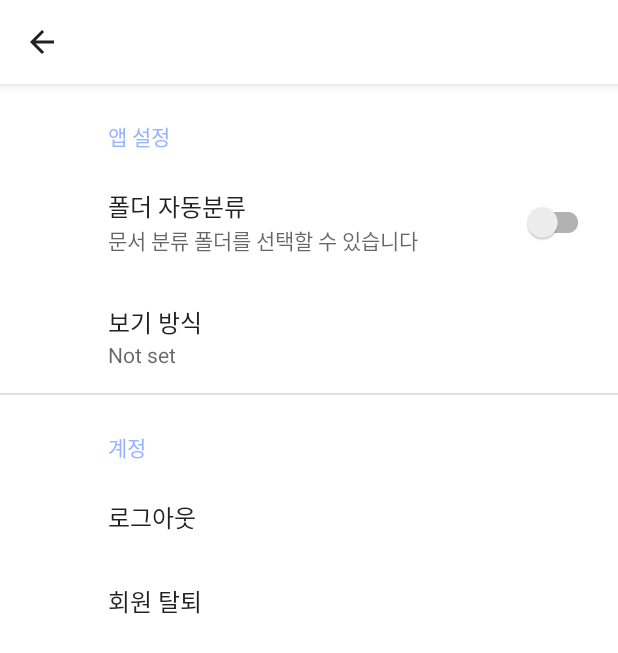
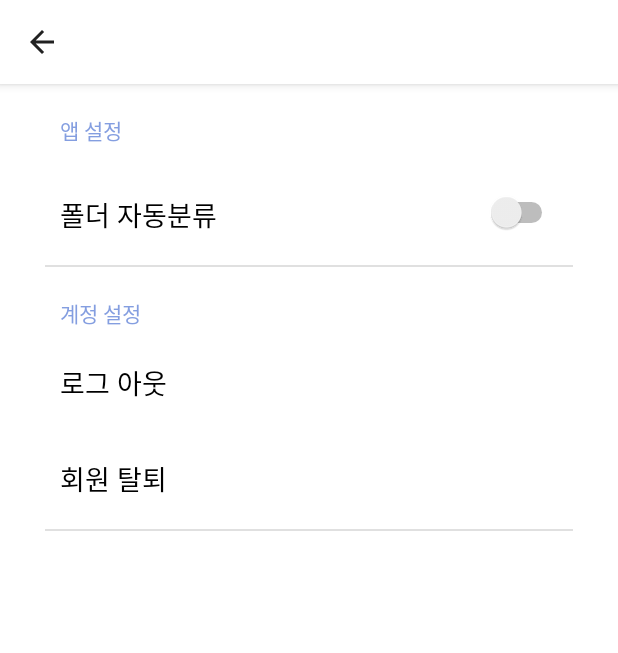
Before and after one commit to jinhaaya/Sorap, an Android app: the MainActivity screen opened directly, with no data from a screen before it, after a tap on "setting", on a phone screen of 412 x 824 dp. Shown: the top 653 px of the screen. Run offline under Robolectric (Android 15) with nearby library versions, the phone set to English and light mode, and no system bars; our stand-ins replace androidx.preference.

Commit message:
temp icon

```diff
--- a/app/src/main/java/com/example/sorap/GridViewAdapter.kt
+++ b/app/src/main/java/com/example/sorap/GridViewAdapter.kt
@@ -5,14 +5,14 @@ import android.view.View
 import android.view.ViewGroup
 import android.widget.Toast
 import androidx.recyclerview.widget.RecyclerView
-import kotlinx.android.synthetic.main.list_grid_view.view.*
+import kotlinx.android.synthetic.main.temp_element.view.*
 
 class GridViewAdapter(var list: ArrayList<String>): RecyclerView.Adapter<GridViewAdapter.GridAdapter>() {
 
     class GridAdapter(val layout: View): RecyclerView.ViewHolder(layout)
 
     override fun onCreateViewHolder(parent: ViewGroup, viewType: Int): GridAdapter {
-        var view = LayoutInflater.from(parent.context).inflate(R.layout.list_grid_view, parent, false)
+        var view = LayoutInflater.from(parent.context).inflate(R.layout.temp_element, parent, false)
 
         return GridAdapter(view)
     }
--- a/app/src/main/java/com/example/sorap/HorizontalViewAdapter.kt
+++ b/app/src/main/java/com/example/sorap/HorizontalViewAdapter.kt
@@ -6,14 +6,14 @@ import android.view.View
 import android.view.ViewGroup
 import android.widget.Toast
 import androidx.recyclerview.widget.RecyclerView
-import kotlinx.android.synthetic.main.list_grid_view.view.*
+import kotlinx.android.synthetic.main.temp_element.view.*
 
 class HorizontalViewAdapter(var list: ArrayList<String>):  RecyclerView.Adapter<HorizontalViewAdapter.ListAdapter>(){
 
     class ListAdapter(val layout: View): RecyclerView.ViewHolder(layout)
 
     override fun onCreateViewHolder(parent: ViewGroup, viewType: Int): ListAdapter {
-        return ListAdapter(LayoutInflater.from(parent.context).inflate(R.layout.list_grid_view, parent, false))
+        return ListAdapter(LayoutInflater.from(parent.context).inflate(R.layout.temp_element, parent, false))
     }
 
     override fun onBindViewHolder(holder: ListAdapter, position: Int) {
--- a/app/src/main/java/com/example/sorap/MainActivity.kt
+++ b/app/src/main/java/com/example/sorap/MainActivity.kt
@@ -27,9 +27,9 @@ import kotlinx.android.synthetic.main.activity_main.*
 
 class MainActivity : AppCompatActivity() {
 
-    //lateinit var view_type
-    //lateinit var sort_type
-
+    var cur_sort_type = 0   // 0 : 날짜순, 1 : 이름순
+    var cur_view_type = 0   // 0 : Grid, 1: Horizontal
+    var auto_classify = 0   // 0 : 사용자 선택 폴더 분류, 1 : 자동 폴더 분류
 
     @Suppress("DEPRECATION")
     @SuppressLint("UseSupportActionBar", "ResourceAsColor")
@@ -60,7 +60,12 @@ class MainActivity : AppCompatActivity() {
         val uri : Uri = Uri.EMPTY
         fab1.setOnClickListener{
             // 파일 open
-        openFile()
+            openFile()
+            // TODO - 파일업로드, 폴더 확인
+            var directory_name = ""
+            if(auto_classify == 1){
+                var user_directory_name = ""
+            }
         }
 
         // sort, view 버튼
@@ -68,8 +73,8 @@ class MainActivity : AppCompatActivity() {
         val a = this.getSharedPreferences("view_type", Context.MODE_PRIVATE)
         R.xml.setting_preferences
         test.text = a.toString()
-        var cur_sort_type = 0   // 0 : 날짜순, 1 : 이름순
-        var cur_view_type = 0   // 0 : Grid, 1: Horizontal
+        //var cur_sort_type = 0   // 0 : 날짜순, 1 : 이름순
+        //var cur_view_type = 0   // 0 : Grid, 1: Horizontal
         if (cur_sort_type == 0) sort_type.setImageResource(R.drawable.ic_baseline_calendar)
         else sort_type.setImageResource(R.drawable.ic_baseline_abc)
         if (cur_view_type == 0) view_type.setImageResource(R.drawable.ic_baseline_grid)
@@ -139,6 +144,9 @@ class MainActivity : AppCompatActivity() {
         when(item.itemId){
             R.id.action_setting->{
                 val intent_setting = Intent(this, SettingActivity::class.java)
+                intent_setting.putExtra("sort_type", cur_sort_type)
+                intent_setting.putExtra("view_type", cur_view_type)
+                intent_setting.putExtra("auto_classify", auto_classify)
                 startActivity(intent_setting)
                 overridePendingTransition(R.xml.in_left, R.xml.out_left)
             }
--- a/app/src/main/java/com/example/sorap/SettingActivity.kt
+++ b/app/src/main/java/com/example/sorap/SettingActivity.kt
@@ -2,26 +2,39 @@ package com.example.sorap
 
 import android.os.Bundle
 import android.view.MenuItem
+import android.widget.CompoundButton
 import androidx.appcompat.app.AppCompatActivity
-import androidx.preference.Preference
 import androidx.preference.PreferenceFragmentCompat
+import com.example.sorap.databinding.ActivityMainBinding
 import kotlinx.android.synthetic.main.activity_setting.*
+import kotlinx.android.synthetic.main.activity_signup.*
+
 
 class SettingActivity : AppCompatActivity(){
 
     override fun onCreate(savedInstanceState: Bundle?) {
         super.onCreate(savedInstanceState)
         setContentView(R.layout.activity_setting)
-        if (savedInstanceState == null) {
-            supportFragmentManager
-                .beginTransaction()
-                .replace(R.id.settings, SettingsFragment())
-                .commit()
-        }
+
+        var sort_type = intent.getStringExtra("sort_type")
+        var view_type  = intent.getStringExtra("view_type")
+        var auto_classify  = intent.getStringExtra("auto_classify")
+
         // ActionBar 설정
         setSupportActionBar(toolbar_setting)
         supportActionBar!!.setDisplayShowTitleEnabled(false)
         supportActionBar!!.setDisplayHomeAsUpEnabled(true)
+
+        // 버튼, 스위치 설정
+        //if (auto_classify!!.toInt() == 1) auto_classification_switch.setChecked(true)
+        //else auto_classification_switch.setChecked(false)
+
+        logout_button.setOnClickListener {
+
+        }
+        delete_account.setOnClickListener{
+
+        }
     }
 
     class SettingsFragment : PreferenceFragmentCompat() {
--- a/app/src/main/res/layout/activity_setting.xml
+++ b/app/src/main/res/layout/activity_setting.xml
@@ -15,15 +15,116 @@
         app:popupTheme="@style/ThemeOverlay.AppCompat.Light"
         app:layout_constraintTop_toTopOf="parent"/>
 
-    <FrameLayout
-        android:animateLayoutChanges="true"
-        android:id="@+id/settings"
+
+    <TextView
+        android:id="@+id/title1"
+        android:layout_width="wrap_content"
+        android:layout_height="wrap_content"
+        android:text="앱 설정"
+        android:textColor="@color/blue_500"
+        app:layout_constraintTop_toBottomOf="@id/toolbar_setting"
+        app:layout_constraintStart_toStartOf="parent"
+        android:layout_marginTop="20dp"
+        android:layout_marginLeft="40dp"/>
+
+    <Switch
+        android:id="@+id/auto_classification_switch"
+        android:layout_width="wrap_content"
+        android:layout_height="wrap_content"
+        android:layout_marginTop="20dp"
+        android:layout_marginRight="40dp"
+        android:minWidth="48dp"
+        android:minHeight="48dp"
+        app:layout_constraintEnd_toEndOf="parent"
+        app:layout_constraintTop_toBottomOf="@id/title1" />
+
+    <TextView
+        android:id="@+id/auto_classification"
+        android:layout_width="wrap_content"
+        android:layout_height="wrap_content"
+        android:text="폴더 자동분류"
+        android:textColor="@color/black"
+        android:textSize="8pt"
+        app:layout_constraintTop_toBottomOf="@id/title1"
+        app:layout_constraintStart_toStartOf="parent"
+        android:layout_marginTop="32dp"
+        android:layout_marginLeft="40dp"/>
+
+    <View
+        android:id="@+id/divider"
+        android:layout_width="0dp"
+        android:layout_height="1dp"
+        android:background="?android:attr/listDivider"
+        app:layout_constraintTop_toBottomOf="@id/auto_classification"
+        app:layout_constraintStart_toStartOf="parent"
+        app:layout_constraintEnd_toEndOf="parent"
+        android:layout_marginTop="20dp"
+        android:layout_marginHorizontal="30dp"
+        />
+
+    <TextView
+        android:id="@+id/title2"
+        android:layout_width="wrap_content"
+        android:layout_height="wrap_content"
+        android:text="계정 설정"
+        android:textColor="@color/blue_500"
+        app:layout_constraintTop_toBottomOf="@id/divider"
+        app:layout_constraintStart_toStartOf="parent"
+        android:layout_marginTop="20dp"
+        android:layout_marginLeft="40dp"/>
+
+    <TextView
+        android:id="@+id/logout"
+        android:layout_width="wrap_content"
+        android:layout_height="wrap_content"
+        android:text="로그 아웃"
+        android:textColor="@color/black"
+        android:textSize="8pt"
+        app:layout_constraintTop_toTopOf="@id/logout_button"
+        app:layout_constraintStart_toStartOf="parent"
+        android:layout_marginTop="22dp"
+        android:layout_marginLeft="40dp"/>
+    <TextView
+        android:id="@+id/delete_account"
+        android:layout_width="wrap_content"
+        android:layout_height="wrap_content"
+        android:text="회원 탈퇴"
+        android:textColor="@color/black"
+        android:textSize="8pt"
+        app:layout_constraintTop_toTopOf="@id/delete_account_button"
+        app:layout_constraintStart_toStartOf="parent"
+        android:layout_marginTop="22dp"
+        android:layout_marginLeft="40dp"/>
+
+    <Button
+        android:id="@+id/logout_button"
         android:layout_width="match_parent"
-        android:layout_height="0dp"
-        app:layout_constraintTop_toBottomOf="@id/toolbar_setting"
-        app:layout_constraintBottom_toBottomOf="parent"/>
+        android:layout_height="64dp"
+        android:elevation="4dp"
+        android:text=""
+        android:textColor="@color/black"
+        android:background="@drawable/ic_baseline_transparent"
+        app:layout_constraintTop_toBottomOf="@id/title2"/>
+    <Button
+        android:id="@+id/delete_account_button"
+        android:layout_width="match_parent"
+        android:layout_height="64dp"
+        android:elevation="4dp"
+        android:text=""
+        android:textColor="@color/black"
+        android:background="@drawable/ic_baseline_transparent"
+        app:layout_constraintTop_toBottomOf="@id/logout_button"/>
 
-
-
+    <View
+        android:id="@+id/divider2"
+        android:layout_width="0dp"
+        android:layout_height="1dp"
+        android:background="?android:attr/listDivider"
+        app:layout_constraintTop_toBottomOf="@id/delete_account"
+        app:layout_constraintStart_toStartOf="parent"
+        app:layout_constraintEnd_toEndOf="parent"
+        android:layout_marginTop="20dp"
+        android:layout_marginHorizontal="30dp"
+        />
 
 </androidx.constraintlayout.widget.ConstraintLayout>
--- a/app/src/main/res/layout/list_grid_view.xml
+++ b/app/src/main/res/layout/temp_element.xml
@@ -10,8 +10,8 @@
     <ImageView
         android:layout_width="wrap_content"
         android:layout_height="wrap_content"
-        android:src="@drawable/ic_launcher_foreground"
-        android:background="@drawable/ic_launcher_background"/>
+        android:src="@drawable/ic_baseline_transparent"
+        android:background="@drawable/ic_launcher_foreground"/>
 
     <TextView
         android:id="@+id/textListTitle"
```
